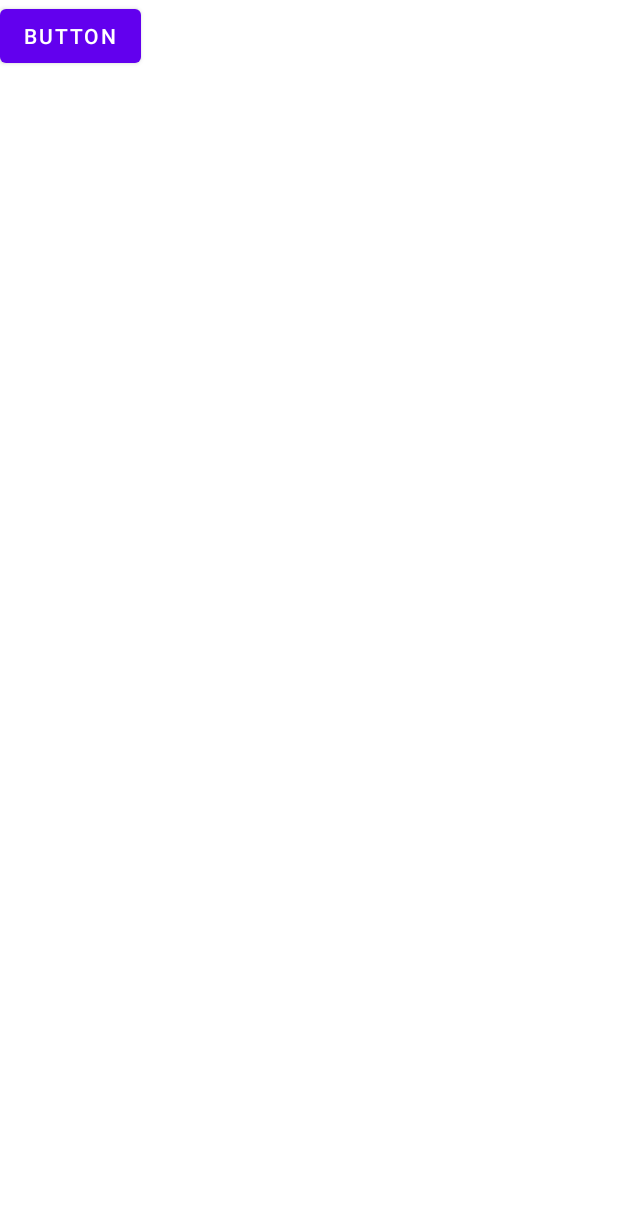
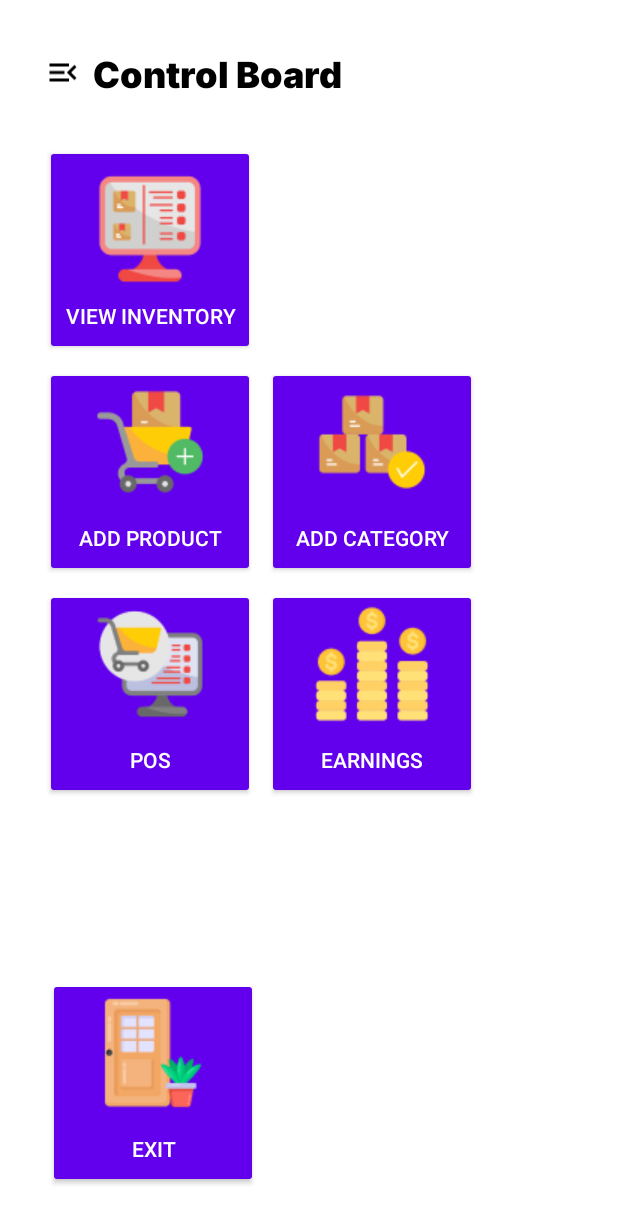
Before and after one commit to jp0800/POSIS, an Android app: the Home screen opened directly, with no data from a screen before it, on a phone screen of 412 x 824 dp. Shown: the top 1223 px of the screen. Run offline under Robolectric (Android 15) with nearby library versions, the phone set to English and light mode, and no system bars.

Commit message:
:+1: Added home page activity

```diff
--- a/app/src/main/res/layout/activity_home.xml
+++ b/app/src/main/res/layout/activity_home.xml
@@ -8,10 +8,98 @@
     tools:context=".Home">
 
     <Button
-        android:id="@+id/button2"
+        android:id="@+id/ah_exit"
+        style="@style/Widget.AppCompat.Button"
+        android:layout_width="140dp"
+        android:layout_height="140dp"
+        android:layout_marginStart="32dp"
+        android:layout_marginBottom="32dp"
+        android:drawableTop="@drawable/as_exit"
+        android:text="Exit"
+        app:layout_constraintBottom_toBottomOf="parent"
+        app:layout_constraintStart_toStartOf="parent" />
+
+    <Button
+        android:id="@+id/ah_earnings"
+        style="@style/Widget.AppCompat.Button"
+        android:layout_width="140dp"
+        android:layout_height="140dp"
+        android:layout_marginStart="8dp"
+        android:drawableTop="@drawable/as_earnings"
+        android:text="Earnings"
+        app:layout_constraintBottom_toBottomOf="@+id/ah_pos"
+        app:layout_constraintStart_toEndOf="@+id/ah_pos"
+        app:layout_constraintTop_toTopOf="@+id/ah_pos"
+        app:layout_constraintVertical_bias="1.0" />
+
+    <Button
+        android:id="@+id/ah_pos"
+        style="@style/Widget.AppCompat.Button"
+        android:layout_width="140dp"
+        android:layout_height="140dp"
+        android:layout_marginTop="8dp"
+        android:drawableTop="@drawable/as_pos"
+        android:text="POS"
+        app:layout_constraintStart_toStartOf="@+id/ah_add_product"
+        app:layout_constraintTop_toBottomOf="@+id/ah_add_product" />
+
+    <ImageView
+        android:id="@+id/imageView"
+        android:layout_width="wrap_content"
+        android:layout_height="0dp"
+        android:layout_marginEnd="8dp"
+        app:layout_constraintBottom_toBottomOf="@+id/textView"
+        app:layout_constraintEnd_toStartOf="@+id/textView"
+        app:layout_constraintTop_toTopOf="@+id/textView"
+        app:srcCompat="@drawable/baseline_menu_open_24" />
+
+    <TextView
+        android:id="@+id/textView"
         android:layout_width="wrap_content"
         android:layout_height="wrap_content"
-        android:text="Button"
-        tools:layout_editor_absoluteX="142dp"
-        tools:layout_editor_absoluteY="104dp" />
+        android:layout_marginStart="62dp"
+        android:layout_marginTop="32dp"
+        android:fontFamily="@font/inter_black"
+        android:text="Control Board"
+        android:textColor="#000000"
+        android:textSize="24sp"
+        app:layout_constraintStart_toStartOf="parent"
+        app:layout_constraintTop_toTopOf="parent" />
+
+    <Button
+        android:id="@+id/ah_view_inventory"
+        style="@style/Widget.AppCompat.Button"
+        android:layout_width="140dp"
+        android:layout_height="140dp"
+        android:layout_marginTop="32dp"
+        android:drawableTop="@drawable/as_view_inventory"
+        android:padding="10dp"
+        android:text="View Inventory"
+        app:layout_constraintStart_toStartOf="@+id/imageView"
+        app:layout_constraintTop_toBottomOf="@+id/textView" />
+
+    <Button
+        android:id="@+id/ah_add_category"
+        style="@style/Widget.AppCompat.Button"
+        android:layout_width="140dp"
+        android:layout_height="140dp"
+        android:layout_marginStart="8dp"
+        android:layout_weight="1"
+        android:drawableTop="@drawable/as_add_category"
+        android:text="Add Category"
+        app:layout_constraintBottom_toBottomOf="@+id/ah_add_product"
+        app:layout_constraintStart_toEndOf="@+id/ah_add_product"
+        app:layout_constraintTop_toTopOf="@+id/ah_add_product" />
+
+    <Button
+        android:id="@+id/ah_add_product"
+        style="@style/Widget.AppCompat.Button"
+        android:layout_width="140dp"
+        android:layout_height="140dp"
+        android:layout_marginTop="8dp"
+        android:drawableTop="@drawable/as_add_product"
+        android:text="Add Product"
+        app:layout_constraintStart_toStartOf="@+id/ah_view_inventory"
+        app:layout_constraintTop_toBottomOf="@+id/ah_view_inventory" />
+
 </androidx.constraintlayout.widget.ConstraintLayout>
```
